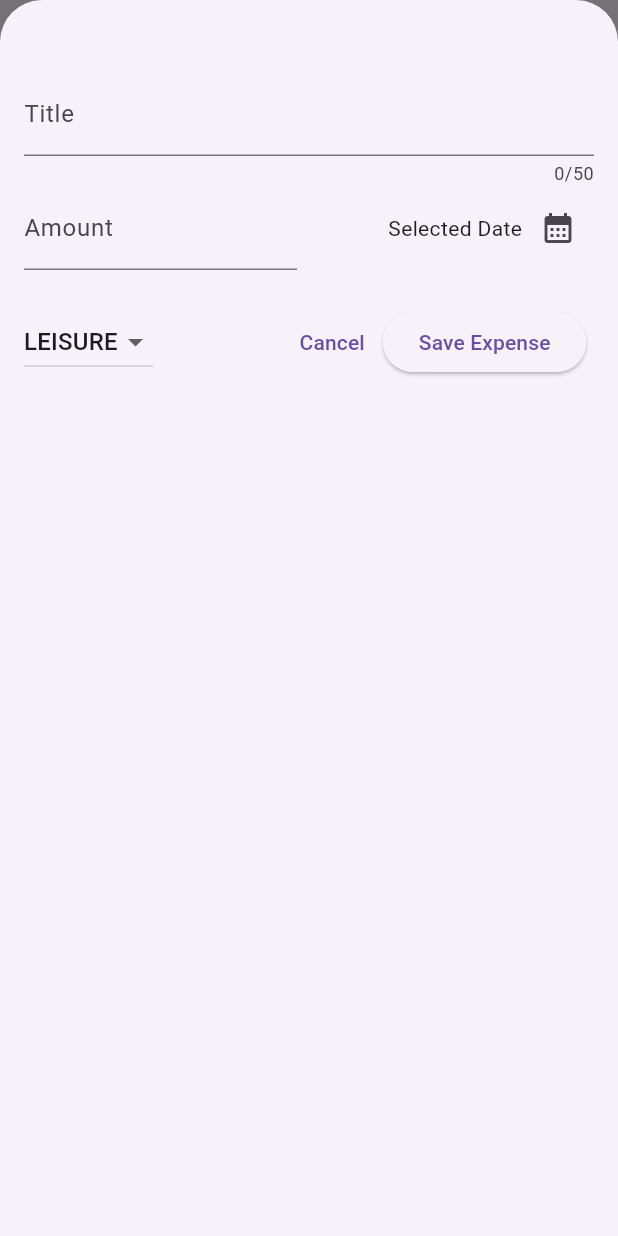
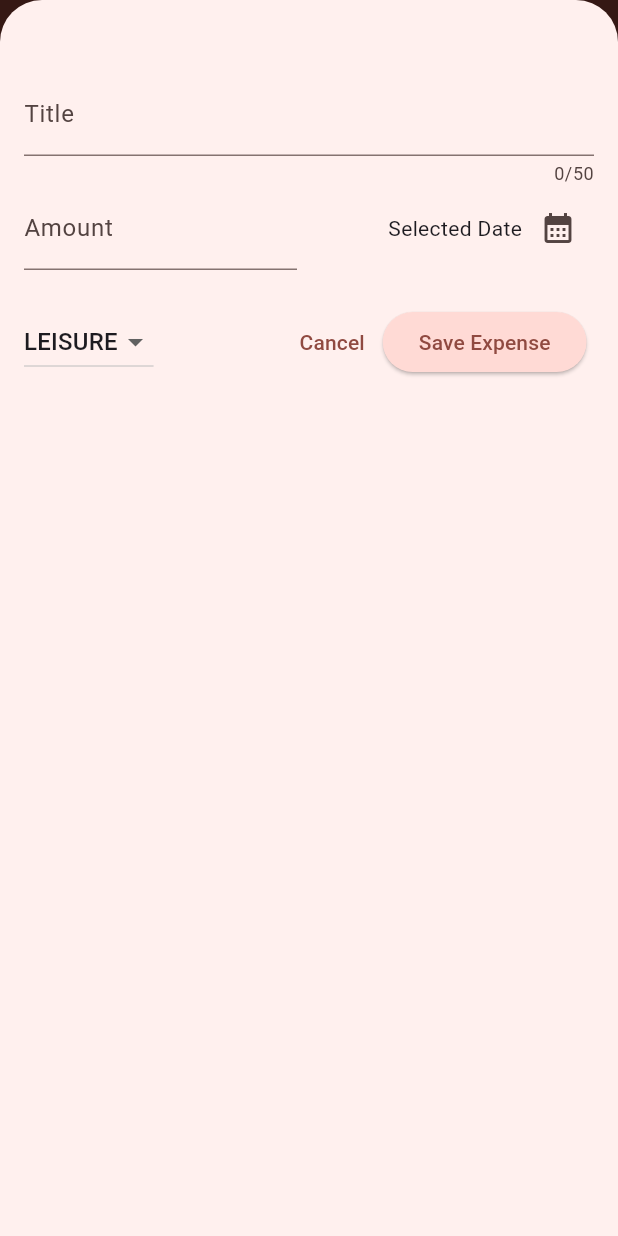
Before and after one commit to HugoLaurent/flutter-exo-3, a Flutter app: the screen it shows after launch, after a tap on the "add" icon, on a phone screen of 412 x 824 dp. Run offline on Flutter 3.47's test engine with Material 3 defaults, Android fonts, the phone set to English and light mode, and no system bars.

Commit message:
Update theme and UI in main.dart and expenses.dart

```diff
--- a/lib/main.dart
+++ b/lib/main.dart
@@ -2,9 +2,36 @@ import 'package:flutter/material.dart';
 
 import "package:expense_tracker/widgets/expenses.dart";
 
+var kColorScheme =
+    ColorScheme.fromSeed(seedColor: const Color.fromARGB(255, 95, 1, 1));
+
 void main() {
-  runApp(const MaterialApp(
-    debugShowCheckedModeBanner: false,
-    home: Expenses(),
-  ));
+  runApp(
+    MaterialApp(
+        debugShowCheckedModeBanner: false,
+        home: const Expenses(),
+        theme: ThemeData().copyWith(
+          colorScheme: kColorScheme,
+          appBarTheme: const AppBarTheme().copyWith(
+            backgroundColor: kColorScheme.onPrimaryContainer,
+            foregroundColor: kColorScheme.primaryContainer,
+          ),
+          cardTheme: const CardTheme().copyWith(
+            color: kColorScheme.secondaryContainer,
+            margin: const EdgeInsets.symmetric(horizontal: 16, vertical: 8),
+          ),
+          elevatedButtonTheme: ElevatedButtonThemeData(
+            style: ElevatedButton.styleFrom(
+              backgroundColor: kColorScheme.primaryContainer,
+            ),
+          ),
+          textTheme: ThemeData().textTheme.copyWith(
+                titleLarge: TextStyle(
+                  fontWeight: FontWeight.normal,
+                  color: kColorScheme.onSecondaryContainer,
+                  fontSize: 14,
+                ),
+              ),
+        )),
+  );
 }
--- a/lib/widgets/expenses.dart
+++ b/lib/widgets/expenses.dart
@@ -51,6 +51,7 @@ class _ExpensesState extends State<Expenses> {
     setState(() {
       _registeredExpenses.remove(expense);
     });
+    ScaffoldMessenger.of(context).clearSnackBars();
     ScaffoldMessenger.of(context).showSnackBar(
       SnackBar(
         duration: const Duration(seconds: 3),
```
